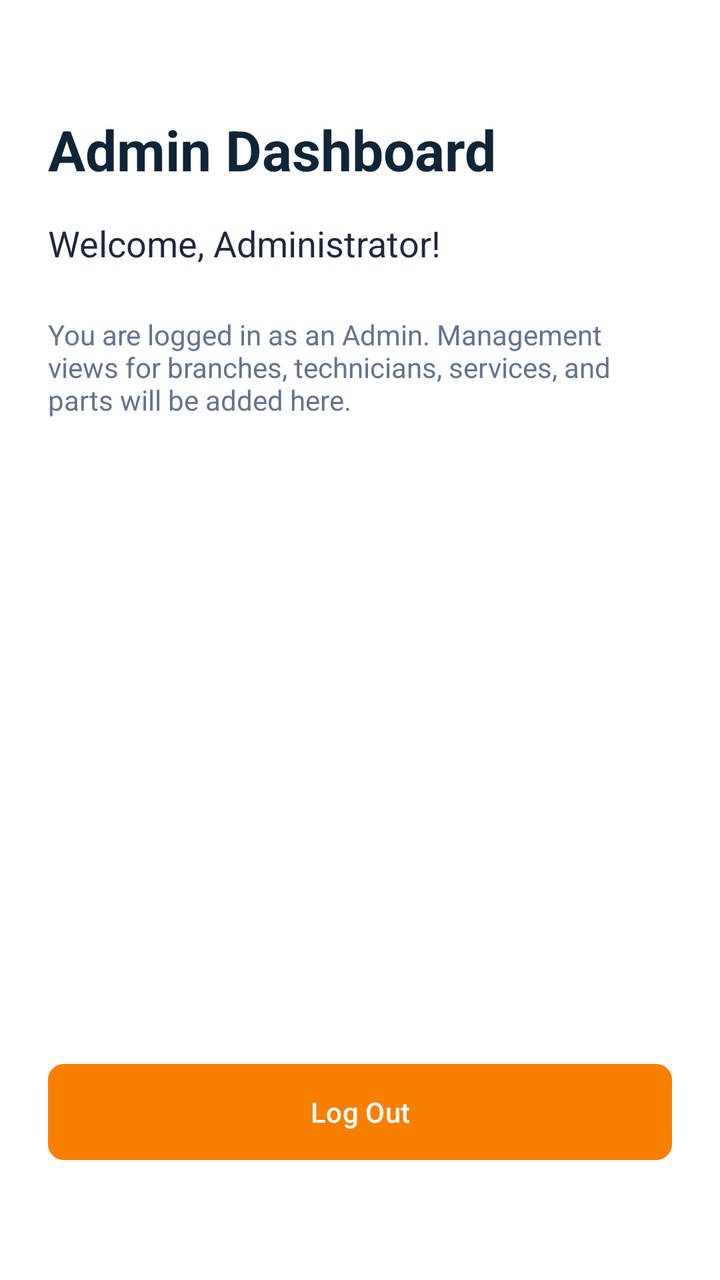
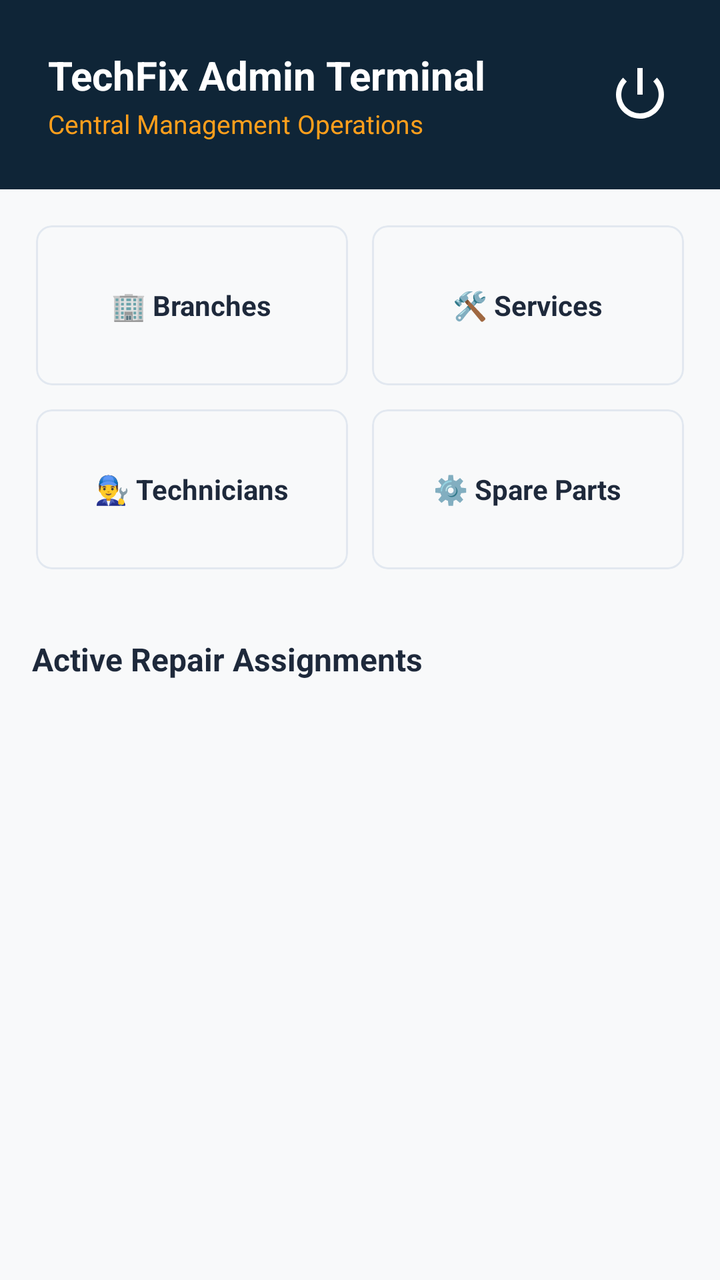

Two renders of the same Android screen: before a commit and after it. Below are the layout's source before the change and the commit's diff.
<!-- AndroidManifest.xml: application theme Theme.TechFix -->
<!-- res/layout/activity_admin_dashboard.xml -->
<?xml version="1.0" encoding="utf-8"?>
<androidx.constraintlayout.widget.ConstraintLayout
    xmlns:android="http://schemas.android.com/apk/res/android"
    xmlns:app="http://schemas.android.com/apk/res-auto"
    xmlns:tools="http://schemas.android.com/tools"
    android:layout_width="match_parent"
    android:layout_height="match_parent"
    android:padding="24dp"
    android:background="@color/backgroundColor"
    tools:context="com.techfix.app.admin.AdminDashboardActivity">

    <TextView
        android:id="@+id/dashboardTitle"
        android:layout_width="wrap_content"
        android:layout_height="wrap_content"
        android:text="Admin Dashboard"
        android:textSize="28sp"
        android:textStyle="bold"
        android:textColor="@color/primaryColor"
        android:layout_marginTop="32dp"
        app:layout_constraintTop_toTopOf="parent"
        app:layout_constraintStart_toStartOf="parent" />

    <TextView
        android:id="@+id/welcomeUserText"
        android:layout_width="wrap_content"
        android:layout_height="wrap_content"
        android:text="Welcome, Administrator!"
        android:textSize="18sp"
        android:textColor="@color/textPrimary"
        android:layout_marginTop="16dp"
        app:layout_constraintTop_toBottomOf="@id/dashboardTitle"
        app:layout_constraintStart_toStartOf="parent" />

    <TextView
        android:id="@+id/tempMessage"
        android:layout_width="match_parent"
        android:layout_height="wrap_content"
        android:text="You are logged in as an Admin. Management views for branches, technicians, services, and parts will be added here."
        android:textSize="14sp"
        android:textColor="@color/textSecondary"
        android:layout_marginTop="24dp"
        app:layout_constraintTop_toBottomOf="@id/welcomeUserText" />

    <com.google.android.material.button.MaterialButton
        android:id="@+id/logoutButton"
        android:layout_width="match_parent"
        android:layout_height="56dp"
        android:text="Log Out"
        android:backgroundTint="@color/secondaryColor"
        android:textColor="@color/white"
        app:cornerRadius="8dp"
        android:layout_marginBottom="32dp"
        app:layout_constraintBottom_toBottomOf="parent" />

</androidx.constraintlayout.widget.ConstraintLayout>
<!-- resources referenced by this layout -->
<resources>
  <color name="backgroundColor">#FFFFFF</color>
  <color name="primaryColor">#0F2537</color>
  <color name="secondaryColor">#F77F00</color>
  <color name="textPrimary">#1E293B</color>
  <color name="textSecondary">#64748B</color>
  <color name="white">#FFFFFFFF</color>
  <style name="Theme.TechFix" parent="Base.Theme.TechFix" />
  <style name="Base.Theme.TechFix" parent="Theme.Material3.DayNight.NoActionBar">
          
          <item name="colorPrimary">@color/primaryColor</item>
          <item name="colorPrimaryDark">@color/primaryDarkColor</item>
          <item name="colorSecondary">@color/secondaryColor</item>
          <item name="colorError">@color/errorColor</item>
          
          
          <item name="android:windowBackground">@color/backgroundColor</item>
          <item name="colorSurface">@color/surfaceColor</item>
          <item name="colorOnPrimary">@color/white</item>
          <item name="colorOnSecondary">@color/white</item>
      </style>
  <color name="primaryDarkColor">#081426</color>
  <color name="errorColor">#D00000</color>
  <color name="surfaceColor">#F8F9FA</color>
</resources>

<!-- the commit's change to res/layout/activity_admin_dashboard.xml (unified diff, before → after) -->
@@ -1,56 +1,198 @@
 <?xml version="1.0" encoding="utf-8"?>
-<androidx.constraintlayout.widget.ConstraintLayout
+<androidx.constraintlayout.widget.ConstraintLayout 
     xmlns:android="http://schemas.android.com/apk/res/android"
     xmlns:app="http://schemas.android.com/apk/res-auto"
     xmlns:tools="http://schemas.android.com/tools"
     android:layout_width="match_parent"
     android:layout_height="match_parent"
-    android:padding="24dp"
-    android:background="@color/backgroundColor"
+    android:background="@color/surfaceColor"
     tools:context="com.techfix.app.admin.AdminDashboardActivity">
 
+    
+    <RelativeLayout
+        android:id="@+id/headerBar"
+        android:layout_width="match_parent"
+        android:layout_height="wrap_content"
+        android:background="@color/primaryColor"
+        android:padding="24dp"
+        app:layout_constraintTop_toTopOf="parent">
+
+        <TextView
+            android:id="@+id/adminTitleText"
+            android:layout_width="wrap_content"
+            android:layout_height="wrap_content"
+            android:text="TechFix Admin Terminal"
+            android:textSize="20sp"
+            android:textStyle="bold"
+            android:textColor="@color/white" />
+
+        <TextView
+            android:id="@+id/adminSubtitleText"
+            android:layout_width="wrap_content"
+            android:layout_height="wrap_content"
+            android:text="Central Management Operations"
+            android:textSize="13sp"
+            android:textColor="@color/secondaryLightColor"
+            android:layout_below="@id/adminTitleText"
+            android:layout_marginTop="2dp" />
+
+        <ImageView
+            android:id="@+id/adminLogoutIcon"
+            android:layout_width="32dp"
+            android:layout_height="32dp"
+            android:layout_alignParentEnd="true"
+            android:layout_centerVertical="true"
+            android:src="@android:drawable/ic_lock_power_off"
+            android:contentDescription="Log Out"
+            app:tint="@color/white" />
+    </RelativeLayout>
+
+    
+    <GridLayout
+        android:id="@+id/crudGrid"
+        android:layout_width="match_parent"
+        android:layout_height="wrap_content"
+        android:columnCount="2"
+        android:rowCount="2"
+        android:padding="12dp"
+        app:layout_constraintTop_toBottomOf="@id/headerBar">
+
+        
+        <com.google.android.material.card.MaterialCardView
+            android:id="@+id/cardManageBranches"
+            android:layout_width="0dp"
+            android:layout_height="80dp"
+            android:layout_columnWeight="1"
+            android:layout_margin="6dp"
+            app:cardCornerRadius="8dp"
+            app:strokeWidth="1dp"
+            app:strokeColor="@color/dividerColor">
+            <LinearLayout
+                android:layout_width="match_parent"
+                android:layout_height="match_parent"
+                android:gravity="center"
+                android:orientation="vertical">
+                <TextView
+                    android:layout_width="wrap_content"
+                    android:layout_height="wrap_content"
+                    android:text="🏢 Branches"
+                    android:textSize="14sp"
+                    android:textStyle="bold"
+                    android:textColor="@color/textPrimary" />
+            </LinearLayout>
+        </com.google.android.material.card.MaterialCardView>
+
+        
+        <com.google.android.material.card.MaterialCardView
+            android:id="@+id/cardManageServices"
+            android:layout_width="0dp"
+            android:layout_height="80dp"
+            android:layout_columnWeight="1"
+            android:layout_margin="6dp"
+            app:cardCornerRadius="8dp"
+            app:strokeWidth="1dp"
+            app:strokeColor="@color/dividerColor">
+            <LinearLayout
+                android:layout_width="match_parent"
+                android:layout_height="match_parent"
+                android:gravity="center"
+                android:orientation="vertical">
+                <TextView
+                    android:layout_width="wrap_content"
+                    android:layout_height="wrap_content"
+                    android:text="🛠️ Services"
+                    android:textSize="14sp"
+                    android:textStyle="bold"
+                    android:textColor="@color/textPrimary" />
+            </LinearLayout>
+        </com.google.android.material.card.MaterialCardView>
+
+        
+        <com.google.android.material.card.MaterialCardView
+            android:id="@+id/cardManageTechnicians"
+            android:layout_width="0dp"
+            android:layout_height="80dp"
+            android:layout_columnWeight="1"
+            android:layout_margin="6dp"
+            app:cardCornerRadius="8dp"
+            app:strokeWidth="1dp"
+            app:strokeColor="@color/dividerColor">
+            <LinearLayout
+                android:layout_width="match_parent"
+                android:layout_height="match_parent"
+                android:gravity="center"
+                android:orientation="vertical">
+                <TextView
+                    android:layout_width="wrap_content"
+                    android:layout_height="wrap_content"
+                    android:text="👨‍🔧 Technicians"
+                    android:textSize="14sp"
+                    android:textStyle="bold"
+                    android:textColor="@color/textPrimary" />
+            </LinearLayout>
+        </com.google.android.material.card.MaterialCardView>
+
+        
+        <com.google.android.material.card.MaterialCardView
+            android:id="@+id/cardManageParts"
+            android:layout_width="0dp"
+            android:layout_height="80dp"
+            android:layout_columnWeight="1"
+            android:layout_margin="6dp"
+            app:cardCornerRadius="8dp"
+            app:strokeWidth="1dp"
+            app:strokeColor="@color/dividerColor">
+            <LinearLayout
+                android:layout_width="match_parent"
+                android:layout_height="match_parent"
+                android:gravity="center"
+                android:orientation="vertical">
+                <TextView
+                    android:layout_width="wrap_content"
+                    android:layout_height="wrap_content"
+                    android:text="⚙️ Spare Parts"
+                    android:textSize="14sp"
+                    android:textStyle="bold"
+                    android:textColor="@color/textPrimary" />
+            </LinearLayout>
+        </com.google.android.material.card.MaterialCardView>
+    </GridLayout>
+
+    
     <TextView
-        android:id="@+id/dashboardTitle"
+        android:id="@+id/adminListTitle"
         android:layout_width="wrap_content"
         android:layout_height="wrap_content"
-        android:text="Admin Dashboard"
-        android:textSize="28sp"
+        android:text="Active Repair Assignments"
+        android:textSize="16sp"
         android:textStyle="bold"
-        android:textColor="@color/primaryColor"
-        android:layout_marginTop="32dp"
-        app:layout_constraintTop_toTopOf="parent"
+        android:textColor="@color/textPrimary"
+        android:layout_margin="16dp"
+        app:layout_constraintTop_toBottomOf="@id/crudGrid"
         app:layout_constraintStart_toStartOf="parent" />
 
+    
+    <androidx.recyclerview.widget.RecyclerView
+        android:id="@+id/adminRecyclerView"
+        android:layout_width="match_parent"
+        android:layout_height="0dp"
+        android:layout_marginTop="8dp"
+        app:layout_constraintTop_toBottomOf="@id/adminListTitle"
+        app:layout_constraintBottom_toBottomOf="parent"
+        tools:listitem="@android:layout/simple_list_item_2" />
+
+    
     <TextView
-        android:id="@+id/welcomeUserText"
+        android:id="@+id/noAdminJobsText"
         android:layout_width="wrap_content"
         android:layout_height="wrap_content"
-        android:text="Welcome, Administrator!"
-        android:textSize="18sp"
-        android:textColor="@color/textPrimary"
-        android:layout_marginTop="16dp"
-        app:layout_constraintTop_toBottomOf="@id/dashboardTitle"
-        app:layout_constraintStart_toStartOf="parent" />
-
-    <TextView
-        android:id="@+id/tempMessage"
-        android:layout_width="match_parent"
-        android:layout_height="wrap_content"
-        android:text="You are logged in as an Admin. Management views for branches, technicians, services, and parts will be added here."
+        android:text="No repair tickets registered in the database."
+        android:textColor="@color/textSecondary"
         android:textSize="14sp"
-        android:textColor="@color/textSecondary"
-        android:layout_marginTop="24dp"
-        app:layout_constraintTop_toBottomOf="@id/welcomeUserText" />
-
-    <com.google.android.material.button.MaterialButton
-        android:id="@+id/logoutButton"
-        android:layout_width="match_parent"
-        android:layout_height="56dp"
-        android:text="Log Out"
-        android:backgroundTint="@color/secondaryColor"
-        android:textColor="@color/white"
-        app:cornerRadius="8dp"
-        android:layout_marginBottom="32dp"
-        app:layout_constraintBottom_toBottomOf="parent" />
+        android:visibility="gone"
+        app:layout_constraintTop_toTopOf="parent"
+        app:layout_constraintBottom_toBottomOf="parent"
+        app:layout_constraintStart_toStartOf="parent"
+        app:layout_constraintEnd_toEndOf="parent" />
 
 </androidx.constraintlayout.widget.ConstraintLayout>
<!-- resource entries referenced after the edit -->
@@ -1,8 +1,9 @@
 <!-- resources referenced by this layout -->
 <resources>
-  <color name="backgroundColor">#FFFFFF</color>
+  <color name="dividerColor">#E2E8F0</color>
   <color name="primaryColor">#0F2537</color>
-  <color name="secondaryColor">#F77F00</color>
+  <color name="secondaryLightColor">#FF9F1C</color>
+  <color name="surfaceColor">#F8F9FA</color>
   <color name="textPrimary">#1E293B</color>
   <color name="textSecondary">#64748B</color>
   <color name="white">#FFFFFFFF</color>
@@ -21,7 +22,8 @@
           <item name="colorOnSecondary">@color/white</item>
       </style>
   <color name="primaryDarkColor">#081426</color>
+  <color name="secondaryColor">#F77F00</color>
   <color name="errorColor">#D00000</color>
-  <color name="surfaceColor">#F8F9FA</color>
+  <color name="backgroundColor">#FFFFFF</color>
 </resources>
 
